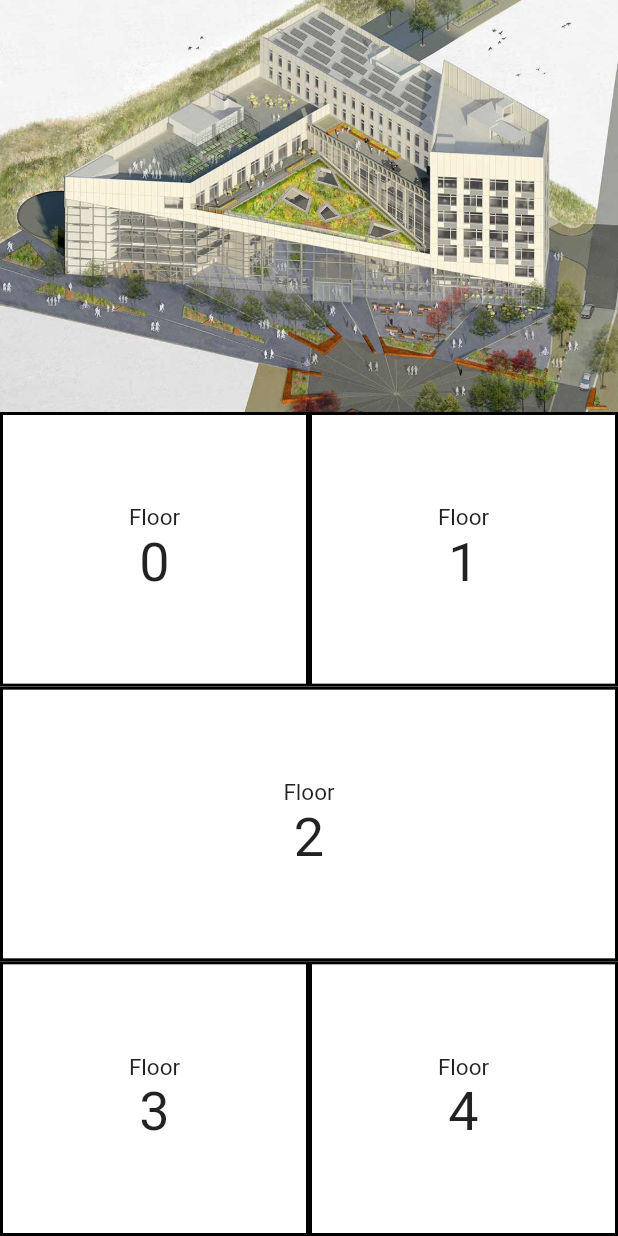
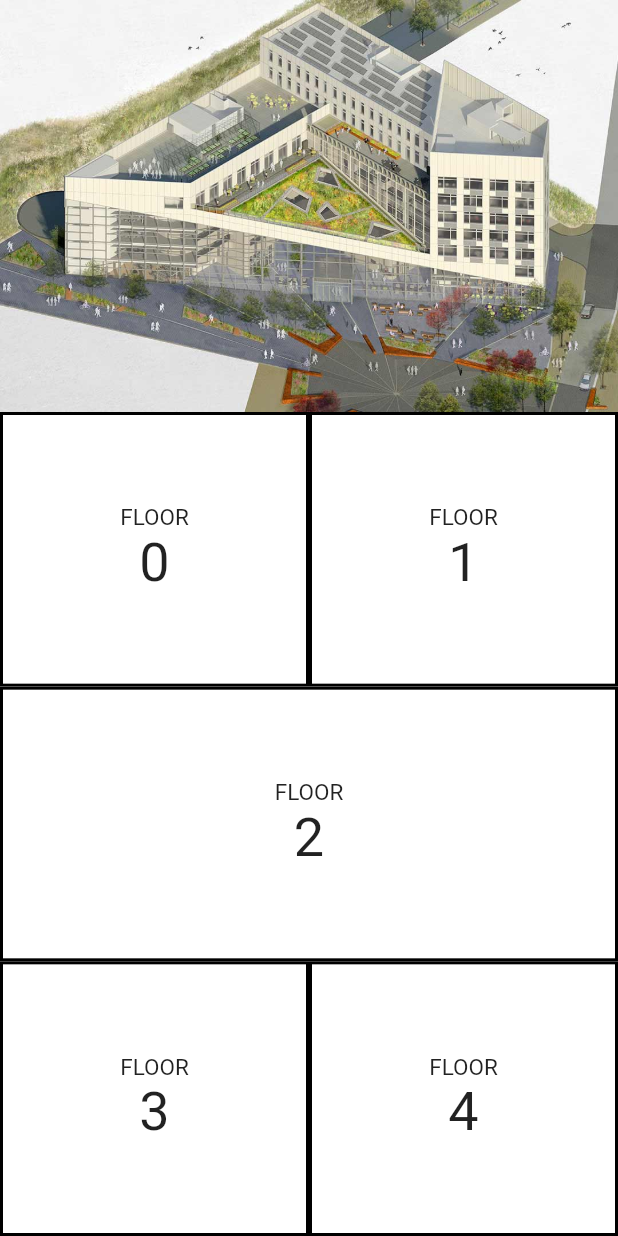
Before and after one commit to alwian/USB-Tour-App, a Flutter app: the ExploreAFloorFragment widget shown alone on an empty page, opened directly, on a phone screen of 412 x 824 dp. Run offline on Flutter 3.47's test engine with Material 2 defaults, Android fonts, the phone set to English and light mode, and no system bars.

Commit message:
Capitalised button text

```diff
--- a/lib/fragments/explore_a_floor_fragment.dart
+++ b/lib/fragments/explore_a_floor_fragment.dart
@@ -22,7 +22,7 @@ class ExploreAFloorFragment extends StatelessWidget {
               crossAxisAlignment: CrossAxisAlignment.center,
               children: <Widget>[
                 Text(
-                  'Floor',
+                  'FLOOR',
                   style: TextStyle(
                     fontSize: 15.0,
                   ),
```
